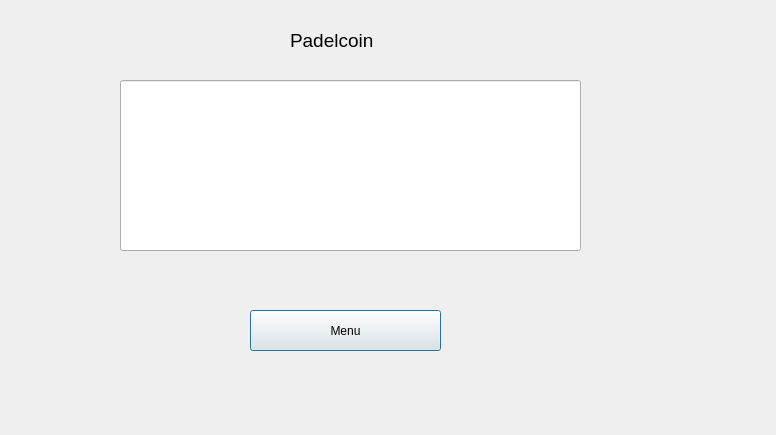
This is bankautomat/padelcoin.ui in tvt21kmo-bank-project/group_3 as Qt 5 draws it before an edit. The edited form follows.
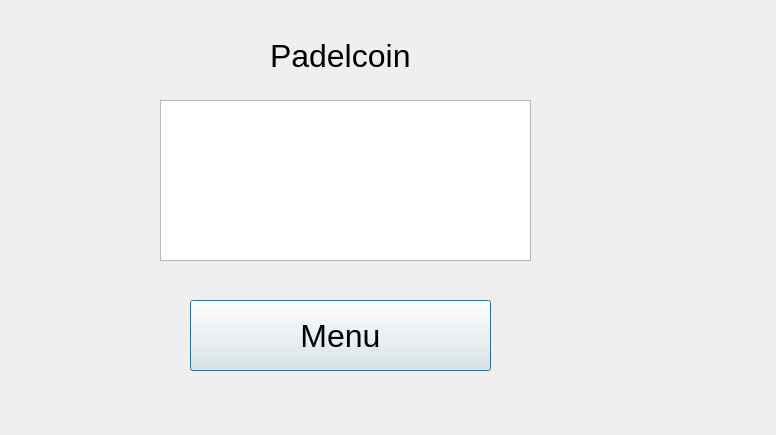
This is the edited form.

```diff
--- a/bankautomat/padelcoin.ui
+++ b/bankautomat/padelcoin.ui
@@ -13,28 +13,18 @@
   <property name="windowTitle">
    <string>Dialog</string>
   </property>
-  <widget class="QLineEdit" name="Display">
-   <property name="geometry">
-    <rect>
-     <x>120</x>
-     <y>80</y>
-     <width>461</width>
-     <height>171</height>
-    </rect>
-   </property>
-  </widget>
   <widget class="QLabel" name="label">
    <property name="geometry">
     <rect>
-     <x>290</x>
+     <x>270</x>
      <y>30</y>
-     <width>251</width>
-     <height>20</height>
+     <width>261</width>
+     <height>51</height>
     </rect>
    </property>
    <property name="font">
     <font>
-     <pointsize>14</pointsize>
+     <pointsize>24</pointsize>
     </font>
    </property>
    <property name="text">
@@ -44,12 +34,17 @@
   <widget class="QPushButton" name="btnMenu">
    <property name="geometry">
     <rect>
-     <x>250</x>
-     <y>310</y>
-     <width>191</width>
-     <height>41</height>
+     <x>190</x>
+     <y>300</y>
+     <width>301</width>
+     <height>71</height>
     </rect>
    </property>
+   <property name="font">
+    <font>
+     <pointsize>24</pointsize>
+    </font>
+   </property>
    <property name="styleSheet">
     <string notr="true">QPushButton {
 
@@ -79,6 +74,21 @@
     <string>Menu</string>
    </property>
   </widget>
+  <widget class="QTextEdit" name="txtPadel">
+   <property name="geometry">
+    <rect>
+     <x>160</x>
+     <y>100</y>
+     <width>371</width>
+     <height>161</height>
+    </rect>
+   </property>
+   <property name="font">
+    <font>
+     <pointsize>14</pointsize>
+    </font>
+   </property>
+  </widget>
  </widget>
  <resources/>
  <connections/>
```
